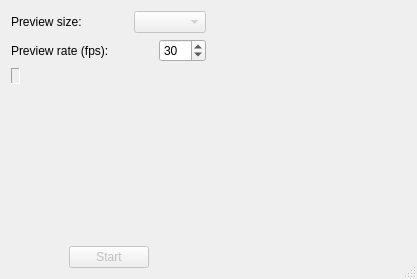
zangel/lib-ucv, file ucv/lib_ar_gui_test/ArTestDlg.ui: the form before one commit.
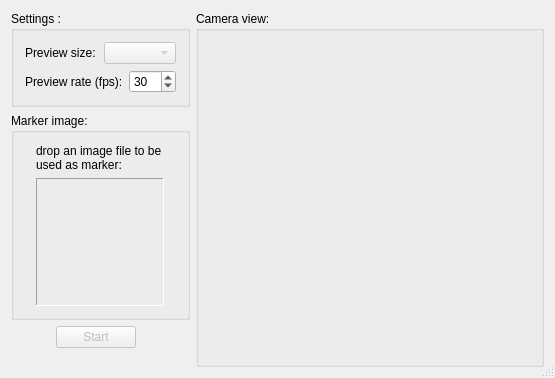
The form after the commit. Icons and pictures are not drawn. Custom widgets are drawn as their Qt base class.

```diff
--- a/ucv/lib_ar_gui_test/ArTestDlg.ui
+++ b/ucv/lib_ar_gui_test/ArTestDlg.ui
@@ -6,8 +6,8 @@
    <rect>
     <x>0</x>
     <y>0</y>
-    <width>417</width>
-    <height>279</height>
+    <width>533</width>
+    <height>378</height>
    </rect>
   </property>
   <property name="sizePolicy">
@@ -26,15 +26,19 @@
   <property name="sizeGripEnabled">
    <bool>true</bool>
   </property>
-  <layout class="QHBoxLayout" name="horizontalLayout_5">
-   <property name="sizeConstraint">
-    <enum>QLayout::SetDefaultConstraint</enum>
-   </property>
-   <item>
+  <layout class="QGridLayout" name="gridLayout_3">
+   <item row="0" column="0" colspan="3">
+    <widget class="QGroupBox" name="m_gbSettings">
+     <property name="sizePolicy">
+      <sizepolicy hsizetype="Minimum" vsizetype="Preferred">
+       <horstretch>0</horstretch>
+       <verstretch>0</verstretch>
+      </sizepolicy>
+     </property>
+     <property name="title">
+      <string>Settings :</string>
+     </property>
     <layout class="QVBoxLayout" name="verticalLayout">
-     <property name="sizeConstraint">
-      <enum>QLayout::SetDefaultConstraint</enum>
-     </property>
      <item>
       <layout class="QHBoxLayout" name="horizontalLayout">
        <item>
@@ -44,22 +48,6 @@
          </property>
         </widget>
        </item>
-       <item>
-        <spacer name="horizontalSpacer_3">
-         <property name="orientation">
-          <enum>Qt::Horizontal</enum>
-         </property>
-         <property name="sizeType">
-          <enum>QSizePolicy::Expanding</enum>
-         </property>
-         <property name="sizeHint" stdset="0">
-          <size>
-           <width>40</width>
-           <height>20</height>
-          </size>
-         </property>
-        </spacer>
-       </item>
        <item>
         <widget class="QComboBox" name="m_PreviewSize">
          <property name="enabled">
@@ -81,22 +69,6 @@
          </property>
         </widget>
        </item>
-       <item>
-        <spacer name="horizontalSpacer_4">
-         <property name="orientation">
-          <enum>Qt::Horizontal</enum>
-         </property>
-         <property name="sizeType">
-          <enum>QSizePolicy::Expanding</enum>
-         </property>
-         <property name="sizeHint" stdset="0">
-          <size>
-           <width>40</width>
-           <height>20</height>
-          </size>
-         </property>
-        </spacer>
-       </item>
        <item>
         <widget class="QSpinBox" name="m_PreviewRate">
          <property name="minimum">
@@ -112,7 +84,57 @@
        </item>
       </layout>
      </item>
-     <item>
+     </layout>
+    </widget>
+   </item>
+   <item row="0" column="3" rowspan="4">
+    <widget class="QGroupBox" name="m_gbVideoPreview">
+     <property name="sizePolicy">
+      <sizepolicy hsizetype="Minimum" vsizetype="Preferred">
+       <horstretch>0</horstretch>
+       <verstretch>0</verstretch>
+      </sizepolicy>
+     </property>
+     <property name="title">
+      <string>Camera view:</string>
+     </property>
+     <layout class="QGridLayout" name="gridLayout_2">
+      <item row="0" column="0">
+       <widget class="PreviewWidget" name="m_VideoPreview" native="true">
+        <property name="minimumSize">
+         <size>
+          <width>320</width>
+          <height>240</height>
+         </size>
+        </property>
+       </widget>
+      </item>
+     </layout>
+    </widget>
+   </item>
+   <item row="1" column="0" colspan="3">
+    <widget class="QGroupBox" name="m_gbMarkerImage">
+     <property name="sizePolicy">
+      <sizepolicy hsizetype="Minimum" vsizetype="Preferred">
+       <horstretch>0</horstretch>
+       <verstretch>0</verstretch>
+      </sizepolicy>
+     </property>
+     <property name="title">
+      <string>Marker image:</string>
+     </property>
+     <layout class="QGridLayout" name="gridLayout">
+      <item row="0" column="0">
+       <widget class="QLabel" name="label_2">
+        <property name="text">
+         <string>drop an image file to be used as marker:</string>
+        </property>
+        <property name="wordWrap">
+         <bool>true</bool>
+        </property>
+       </widget>
+      </item>
+      <item row="1" column="0">
       <widget class="QLabel" name="m_MarkerPreview">
        <property name="sizePolicy">
         <sizepolicy hsizetype="Fixed" vsizetype="Fixed">
@@ -120,6 +142,18 @@
          <verstretch>0</verstretch>
         </sizepolicy>
        </property>
+        <property name="minimumSize">
+         <size>
+          <width>128</width>
+          <height>128</height>
+         </size>
+        </property>
+        <property name="sizeIncrement">
+         <size>
+          <width>0</width>
+          <height>0</height>
+         </size>
+        </property>
        <property name="frameShape">
         <enum>QFrame::Panel</enum>
        </property>
@@ -134,38 +168,26 @@
        </property>
       </widget>
      </item>
-     <item>
-      <spacer name="verticalSpacer">
-       <property name="orientation">
-        <enum>Qt::Vertical</enum>
-       </property>
-       <property name="sizeHint" stdset="0">
-        <size>
-         <width>20</width>
-         <height>40</height>
-        </size>
-       </property>
-      </spacer>
-     </item>
-     <item>
-      <layout class="QHBoxLayout" name="horizontalLayout_3">
-       <item>
-        <spacer name="horizontalSpacer_2">
+     </layout>
+    </widget>
+   </item>
+   <item row="2" column="0">
+    <spacer name="horizontalSpacer">
          <property name="orientation">
           <enum>Qt::Horizontal</enum>
          </property>
          <property name="sizeType">
-          <enum>QSizePolicy::Expanding</enum>
+      <enum>QSizePolicy::Minimum</enum>
          </property>
          <property name="sizeHint" stdset="0">
           <size>
-           <width>40</width>
+       <width>28</width>
            <height>20</height>
           </size>
          </property>
         </spacer>
        </item>
-       <item>
+   <item row="2" column="1">
         <widget class="QPushButton" name="m_StartStop">
          <property name="enabled">
           <bool>false</bool>
@@ -184,38 +206,31 @@
          </property>
         </widget>
        </item>
-       <item>
-        <spacer name="horizontalSpacer">
+   <item row="2" column="2">
+    <spacer name="horizontalSpacer_2">
          <property name="orientation">
           <enum>Qt::Horizontal</enum>
          </property>
          <property name="sizeType">
-          <enum>QSizePolicy::Expanding</enum>
+      <enum>QSizePolicy::Minimum</enum>
          </property>
          <property name="sizeHint" stdset="0">
           <size>
-           <width>40</width>
+       <width>48</width>
            <height>20</height>
           </size>
          </property>
         </spacer>
        </item>
-      </layout>
-     </item>
-    </layout>
-   </item>
-   <item>
-    <widget class="PreviewWidget" name="m_VideoPreview" native="true"/>
-   </item>
-   <item>
-    <spacer name="horizontalSpacer_5">
+   <item row="3" column="1">
+    <spacer name="verticalSpacer">
      <property name="orientation">
-      <enum>Qt::Horizontal</enum>
+      <enum>Qt::Vertical</enum>
      </property>
      <property name="sizeHint" stdset="0">
       <size>
-       <width>40</width>
-       <height>20</height>
+       <width>20</width>
+       <height>40</height>
       </size>
      </property>
     </spacer>
```
Lines whose indentation alone changed are shown as unchanged.
